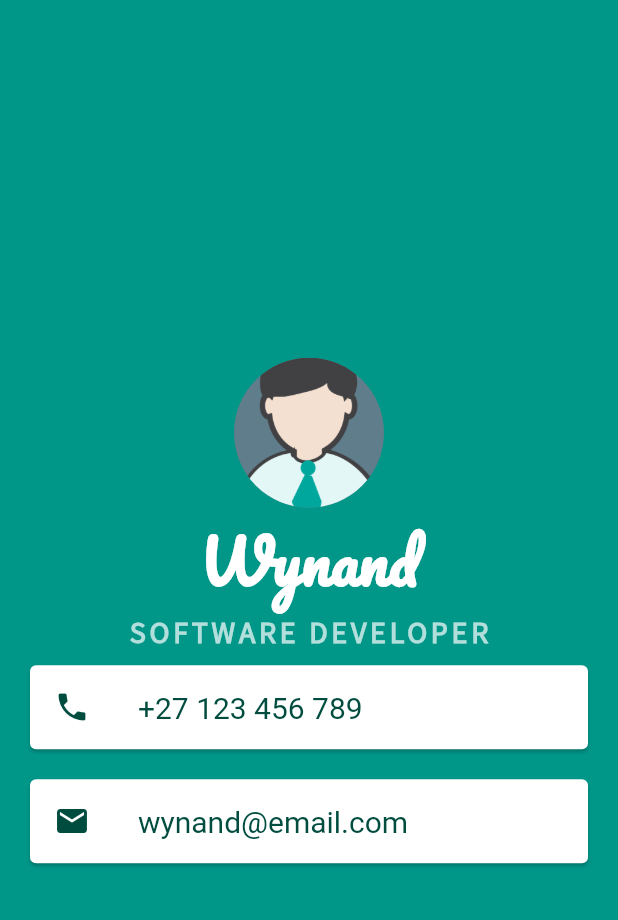
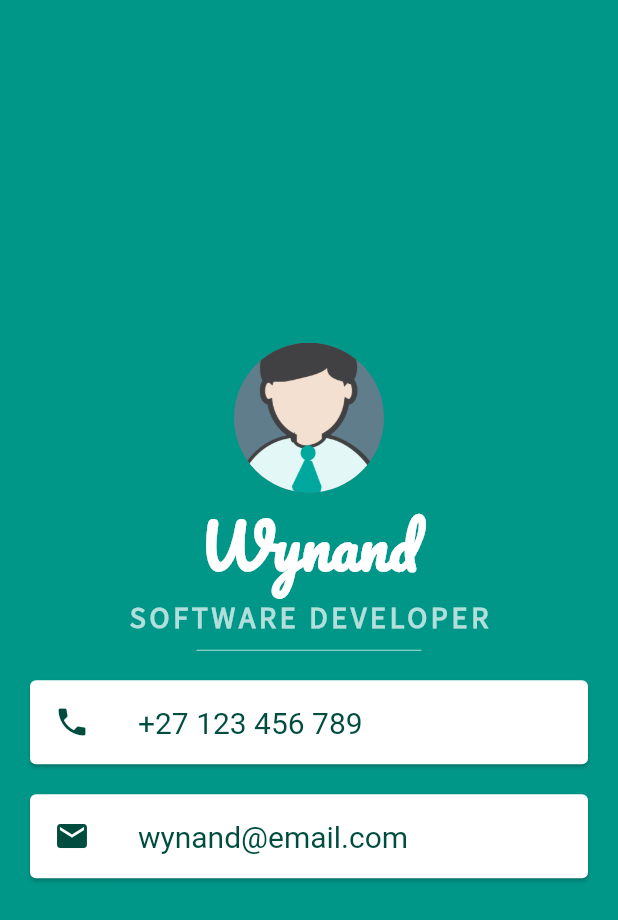
Before and after one commit to WkVr/mi_card_flutter, a Flutter app: the screen it shows after launch, on a phone screen of 412 x 824 dp. Shown: the top 920 px of the screen. Run offline on Flutter 3.47's test engine with Material 2 defaults, Android fonts, the phone set to English and light mode, and no system bars; Roboto replaces fonts that are missing (SansSourcePro).

Commit message:
Add divider

```diff
--- a/lib/main.dart
+++ b/lib/main.dart
@@ -38,6 +38,11 @@ class MyApp extends StatelessWidget {
                   letterSpacing: 2.5,
                   fontWeight: FontWeight.bold,
                 ),
+              ),
+              SizedBox(
+                height: 20,
+                width: 150,
+                child: Divider(color: Colors.teal[100]),
               ),
               Card(
                 margin: const EdgeInsets.symmetric(
```
